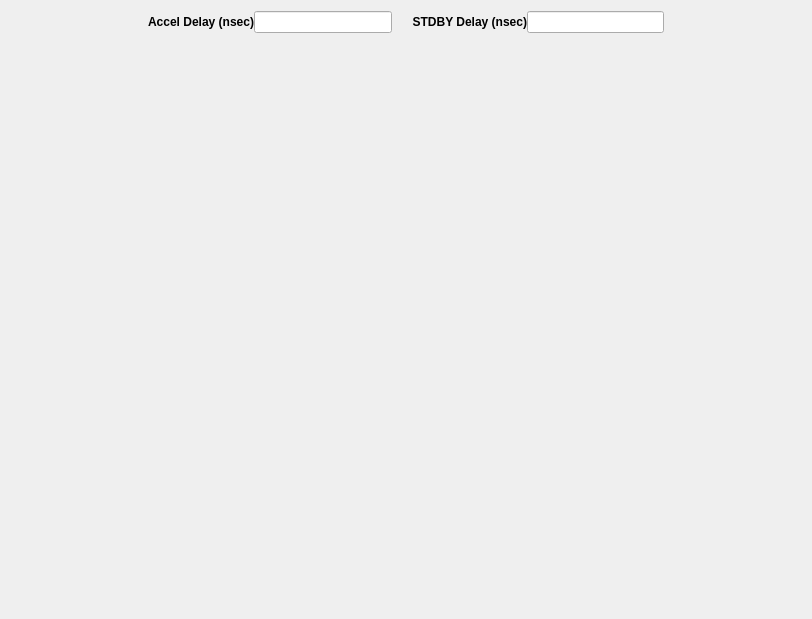
Above: hl_triggers.ui from cristinasewell/ATCA_PyDM_Screens before the change. Below: the same form after it.
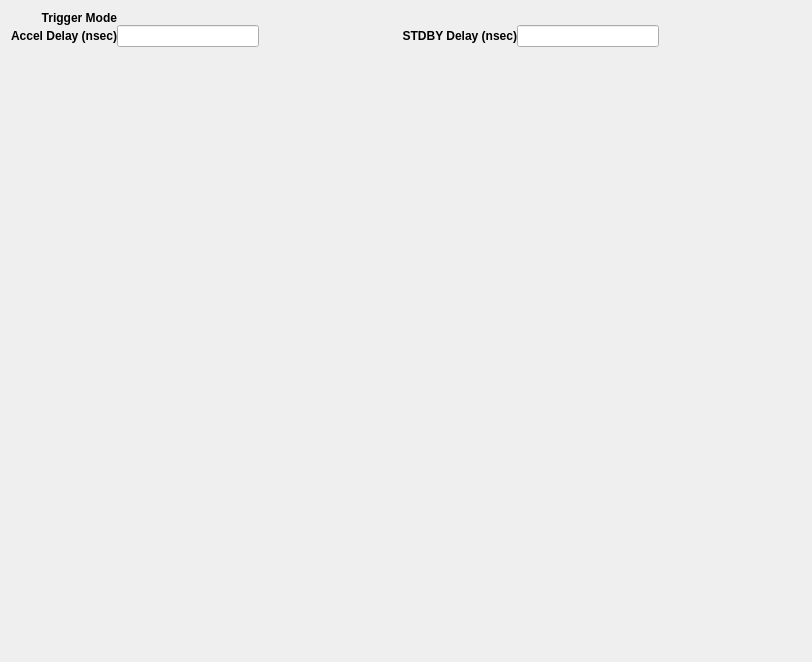
That is the form after the change. Custom widgets are drawn as their Qt base class.

Commit message: Add Trigger mode control PV

```diff
--- a/hl_triggers.ui
+++ b/hl_triggers.ui
@@ -7,7 +7,7 @@
     <x>0</x>
     <y>0</y>
     <width>812</width>
-    <height>619</height>
+    <height>662</height>
    </rect>
   </property>
   <property name="windowTitle">
@@ -20,41 +20,12 @@
       <number>0</number>
      </property>
      <item>
-      <layout class="QHBoxLayout" name="horizontalLayout_2">
-       <property name="topMargin">
-        <number>0</number>
+      <layout class="QGridLayout" name="gridLayout">
+       <property name="bottomMargin">
+        <number>10</number>
        </property>
-       <item>
-        <spacer name="horizontalSpacer_2">
-         <property name="orientation">
-          <enum>Qt::Horizontal</enum>
-         </property>
-         <property name="sizeHint" stdset="0">
-          <size>
-           <width>40</width>
-           <height>20</height>
-          </size>
-         </property>
-        </spacer>
-       </item>
-       <item>
-        <widget class="QLabel" name="label">
-         <property name="font">
-          <font>
-           <weight>75</weight>
-           <bold>true</bold>
-          </font>
-         </property>
-         <property name="text">
-          <string>Accel Delay (nsec)</string>
-         </property>
-         <property name="alignment">
-          <set>Qt::AlignRight|Qt::AlignTrailing|Qt::AlignVCenter</set>
-         </property>
-        </widget>
-       </item>
-       <item>
-        <widget class="PyDMLineEdit" name="PyDMLineEdit">
+       <item row="1" column="1">
+        <widget class="PyDMLineEdit" name="PyDMLineEdit_3">
          <property name="enabled">
           <bool>true</bool>
          </property>
@@ -81,24 +52,21 @@
          </property>
         </widget>
        </item>
-       <item>
-        <spacer name="horizontalSpacer_4">
+       <item row="0" column="5" rowspan="2">
+        <spacer name="horizontalSpacer_5">
          <property name="orientation">
           <enum>Qt::Horizontal</enum>
          </property>
-         <property name="sizeType">
-          <enum>QSizePolicy::Fixed</enum>
-         </property>
          <property name="sizeHint" stdset="0">
           <size>
-           <width>20</width>
-           <height>10</height>
+           <width>40</width>
+           <height>20</height>
           </size>
          </property>
         </spacer>
        </item>
-       <item>
-        <widget class="QLabel" name="label_2">
+       <item row="1" column="0">
+        <widget class="QLabel" name="label_4">
          <property name="font">
           <font>
            <weight>75</weight>
@@ -106,15 +74,15 @@
           </font>
          </property>
          <property name="text">
-          <string>STDBY Delay (nsec)</string>
+          <string>Accel Delay (nsec)</string>
          </property>
          <property name="alignment">
           <set>Qt::AlignRight|Qt::AlignTrailing|Qt::AlignVCenter</set>
          </property>
         </widget>
        </item>
-       <item>
-        <widget class="PyDMLineEdit" name="PyDMLineEdit_2">
+       <item row="1" column="4">
+        <widget class="PyDMLineEdit" name="PyDMLineEdit_4">
          <property name="enabled">
           <bool>true</bool>
          </property>
@@ -141,8 +109,40 @@
          </property>
         </widget>
        </item>
-       <item>
-        <spacer name="horizontalSpacer_3">
+       <item row="1" column="3">
+        <widget class="QLabel" name="label_6">
+         <property name="font">
+          <font>
+           <weight>75</weight>
+           <bold>true</bold>
+          </font>
+         </property>
+         <property name="text">
+          <string>STDBY Delay (nsec)</string>
+         </property>
+         <property name="alignment">
+          <set>Qt::AlignRight|Qt::AlignTrailing|Qt::AlignVCenter</set>
+         </property>
+        </widget>
+       </item>
+       <item row="0" column="0">
+        <widget class="QLabel" name="label_3">
+         <property name="font">
+          <font>
+           <weight>75</weight>
+           <bold>true</bold>
+          </font>
+         </property>
+         <property name="text">
+          <string>Trigger Mode</string>
+         </property>
+         <property name="alignment">
+          <set>Qt::AlignRight|Qt::AlignTrailing|Qt::AlignVCenter</set>
+         </property>
+        </widget>
+       </item>
+       <item row="1" column="2">
+        <spacer name="horizontalSpacer_6">
          <property name="orientation">
           <enum>Qt::Horizontal</enum>
          </property>
@@ -154,6 +154,52 @@
          </property>
         </spacer>
        </item>
+       <item row="0" column="1" colspan="4">
+        <widget class="PyDMEnumButton" name="PyDMEnumButton_2">
+         <property name="sizePolicy">
+          <sizepolicy hsizetype="Preferred" vsizetype="Fixed">
+           <horstretch>0</horstretch>
+           <verstretch>0</verstretch>
+          </sizepolicy>
+         </property>
+         <property name="maximumSize">
+          <size>
+           <width>16777215</width>
+           <height>40</height>
+          </size>
+         </property>
+         <property name="toolTip">
+          <string/>
+         </property>
+         <property name="styleSheet">
+          <string notr="true">QPushButton{font: 8px;}</string>
+         </property>
+         <property name="channel" stdset="0">
+          <string>ca://${DEVICE}:MODECFG</string>
+         </property>
+         <property name="orientation" stdset="0">
+          <enum>Qt::Horizontal</enum>
+         </property>
+         <property name="marginTop" stdset="0">
+          <number>0</number>
+         </property>
+         <property name="marginBottom" stdset="0">
+          <number>0</number>
+         </property>
+         <property name="marginLeft" stdset="0">
+          <number>0</number>
+         </property>
+         <property name="marginRight" stdset="0">
+          <number>0</number>
+         </property>
+         <property name="horizontalSpacing" stdset="0">
+          <number>0</number>
+         </property>
+         <property name="verticalSpacing" stdset="0">
+          <number>0</number>
+         </property>
+        </widget>
+       </item>
       </layout>
      </item>
      <item>
@@ -317,6 +363,11 @@
    <extends>QFrame</extends>
    <header>pydm.widgets.embedded_display</header>
   </customwidget>
+  <customwidget>
+   <class>PyDMEnumButton</class>
+   <extends>QWidget</extends>
+   <header>pydm.widgets.enum_button</header>
+  </customwidget>
   <customwidget>
    <class>PyDMLineEdit</class>
    <extends>QLineEdit</extends>
```
